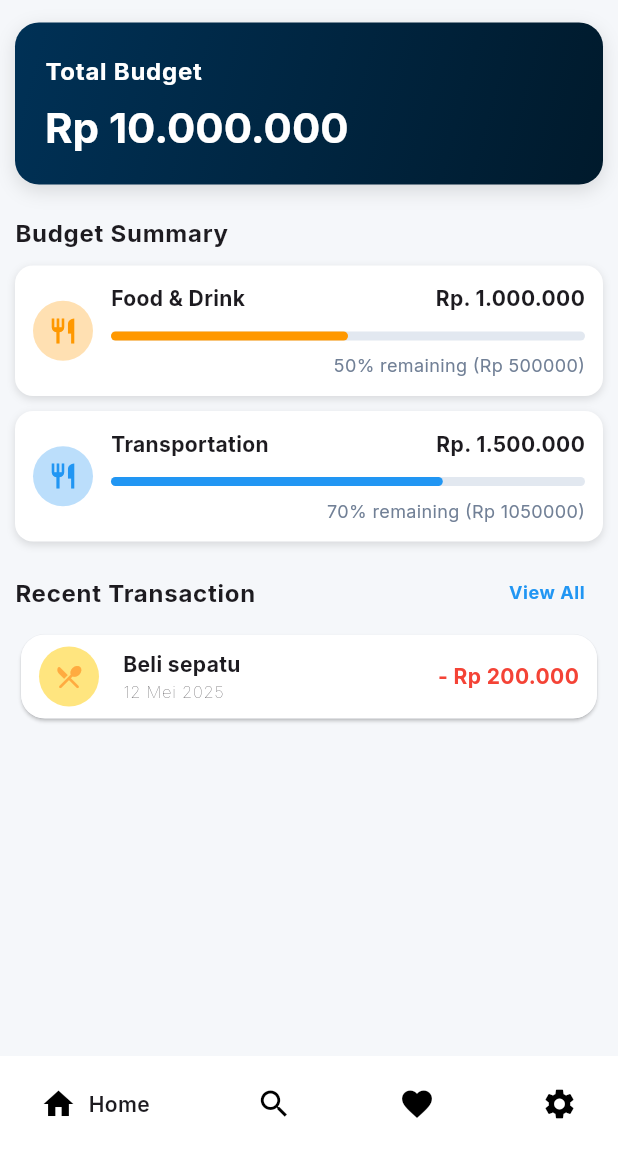
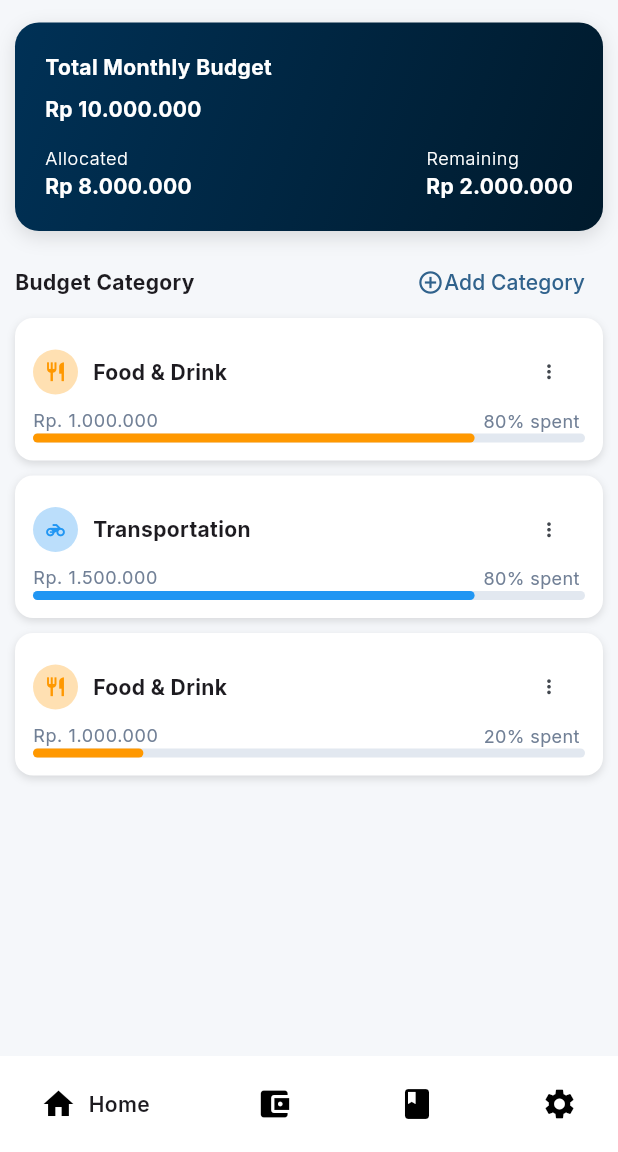
Before and after one commit to RezaPratika/fintrack, a Flutter app: the screen it shows after launch, on a phone screen of 412 x 824 dp, the part 84-1236 px from its top. Run offline on Flutter 3.47's test engine with Material 3 defaults, Android fonts, the phone set to English and light mode, and no system bars; drawn by our look-alikes of google_nav_bar; our stand-ins replace google_fonts, percent_indicator; network calls fail.

Commit message:
adding budget page

```diff
--- /dev/null
+++ b/lib/features/screens/budget/budget.dart
@@ -0,0 +1,162 @@
+import 'package:flutter/material.dart';
+import 'package:money_management/features/widgets/budgetCard.dart';
+
+class BudgetPage extends StatelessWidget {
+  const BudgetPage({super.key});
+
+  @override
+  Widget build(BuildContext context) {
+    return SingleChildScrollView(
+      child: Container(
+        margin: const EdgeInsets.only(top: 15, left: 10, right: 10),
+        child: Column(
+          children: [
+            // Budget
+            Container(
+              width: double.infinity,
+              padding: const EdgeInsets.all(20),
+              decoration: BoxDecoration(
+                borderRadius: BorderRadius.circular(16),
+                gradient: const LinearGradient(
+                  begin: Alignment.topLeft,
+                  end: Alignment.bottomRight,
+                  colors: [Color(0xFF003156), Color(0xFF001A2C)],
+                ),
+                boxShadow: const [
+                  BoxShadow(
+                    color: Colors.black12,
+                    blurRadius: 10,
+                    offset: Offset(0, 4),
+                  ),
+                ],
+              ),
+              child: Column(
+                crossAxisAlignment: CrossAxisAlignment.start,
+                children: [
+                  Column(
+                    crossAxisAlignment: CrossAxisAlignment.start,
+                    children: [
+                      Text(
+                        'Total Monthly Budget',
+                        style: TextTheme.of(context).bodyMedium?.copyWith(
+                          color: Colors.white,
+                          fontWeight: FontWeight.bold,
+                        ),
+                      ),
+                      const SizedBox(height: 8),
+                      Text(
+                        'Rp 10.000.000',
+                        style: TextTheme.of(context).bodyMedium?.copyWith(
+                          color: Colors.white,
+                          fontWeight: FontWeight.bold,
+                        ),
+                      ),
+                    ],
+                  ),
+                  SizedBox(height: 15),
+                  Row(
+                    mainAxisAlignment: MainAxisAlignment.spaceBetween,
+                    children: [
+                      Column(
+                        crossAxisAlignment: CrossAxisAlignment.start,
+                        children: [
+                          Text(
+                            'Allocated',
+                            style: TextTheme.of(context).bodySmall?.copyWith(
+                              fontWeight: FontWeight.w300,
+                              color: Colors.white,
+                            ),
+                          ),
+                          Text(
+                            'Rp 8.000.000',
+                            style: TextTheme.of(context).bodyMedium?.copyWith(
+                              fontWeight: FontWeight.w700,
+                              color: Colors.white,
+                            ),
+                          ),
+                        ],
+                      ),
+                      Column(
+                        crossAxisAlignment: CrossAxisAlignment.start,
+                        children: [
+                          Text(
+                            'Remaining',
+                            style: TextTheme.of(context).bodySmall?.copyWith(
+                              fontWeight: FontWeight.w300,
+                              color: Colors.white,
+                            ),
+                          ),
+                          Text(
+                            'Rp 2.000.000',
+                            style: TextTheme.of(context).bodyMedium?.copyWith(
+                              fontWeight: FontWeight.w700,
+                              color: Colors.white,
+                            ),
+                          ),
+                        ],
+                      ),
+                    ],
+                  ),
+                ],
+              ),
+            ),
+            //Budget Category
+            SizedBox(height: 10),
+            Column(
+              children: [
+                Row(
+                  mainAxisAlignment: MainAxisAlignment.spaceBetween,
+                  children: [
+                    Text(
+                      'Budget Category',
+                      style: TextTheme.of(
+                        context,
+                      ).bodyMedium?.copyWith(fontWeight: FontWeight.bold),
+                    ),
+                    TextButton(
+                      onPressed: () {},
+                      child: Row(
+                        mainAxisAlignment: MainAxisAlignment.end,
+                        children: [
+                          Icon(Icons.add_circle_outline),
+                          Text('Add Category'),
+                        ],
+                      ),
+                    ),
+                  ],
+                ),
+                Budgetcard(
+                  name: 'Food & Drink',
+                  amount: 'Rp. 1.000.000',
+                  color: Colors.orange,
+                  progress: 0.8,
+                  icon: Icons.restaurant,
+                  spent: '12',
+                ),
+                SizedBox(height: 10),
+                Budgetcard(
+                  name: 'Transportation',
+                  amount: 'Rp. 1.500.000',
+                  color: Colors.blue,
+                  progress: 0.8,
+                  icon: Icons.motorcycle,
+                  spent: '12',
+                ),
+                SizedBox(height: 10),
+                Budgetcard(
+                  name: 'Food & Drink',
+                  amount: 'Rp. 1.000.000',
+                  color: Colors.orange,
+                  progress: 0.2,
+                  icon: Icons.restaurant,
+                  spent: '12',
+                ),
+                SizedBox(height: 10),
+              ],
+            ),
+          ],
+        ),
+      ),
+    );
+  }
+}
--- a/lib/features/screens/home/home.dart
+++ b/lib/features/screens/home/home.dart
@@ -63,7 +63,7 @@ class Home extends StatelessWidget {
                     "Budget Summary",
                     style: TextTheme.of(
                       context,
-                    ).bodyLarge?.copyWith(fontWeight: FontWeight.bold),
+                    ).bodyMedium?.copyWith(fontWeight: FontWeight.bold),
                   ),
                   SizedBox(height: 10),
                   CategoryCard(
--- /dev/null
+++ b/lib/features/widgets/budgetCard.dart
@@ -0,0 +1,103 @@
+import 'package:flutter/material.dart';
+
+class Budgetcard extends StatefulWidget {
+  final String name;
+  final String amount;
+  final double progress;
+  final String spent;
+  final MaterialColor color;
+  final IconData icon;
+  const Budgetcard({
+    super.key,
+    required this.name,
+    required this.amount,
+    required this.progress,
+    required this.spent,
+    required this.color,
+    required this.icon,
+  });
+
+  @override
+  State<Budgetcard> createState() => _BudgetcardState();
+}
+
+class _BudgetcardState extends State<Budgetcard> {
+  @override
+  Widget build(BuildContext context) {
+    var indicatorWidth = MediaQuery.of(context).size.width - 125;
+    return Container(
+      padding: const EdgeInsets.all(12),
+      decoration: BoxDecoration(
+        color: Colors.white,
+        borderRadius: BorderRadius.circular(12),
+        boxShadow: const [
+          BoxShadow(color: Colors.black12, blurRadius: 4, offset: Offset(0, 2)),
+        ],
+      ),
+
+      child: Column(
+        children: [
+          Row(
+            mainAxisAlignment: MainAxisAlignment.spaceBetween,
+            children: [
+              Row(
+                children: [
+                  Container(
+                    width: 30,
+                    height: 30,
+                    decoration: BoxDecoration(
+                      color: widget.color[100],
+                      shape: BoxShape.circle,
+                    ),
+                    child: Icon(widget.icon, size: 15, color: widget.color),
+                  ),
+                  SizedBox(width: 10),
+                  Text(
+                    widget.name,
+                    style: Theme.of(context).textTheme.bodyMedium?.copyWith(
+                      fontWeight: FontWeight.bold,
+                    ),
+                  ),
+                ],
+              ),
+              IconButton(
+                onPressed: () {},
+                icon: Icon(Icons.more_vert),
+                iconSize: 15,
+              ),
+            ],
+          ),
+          Row(
+            mainAxisAlignment: MainAxisAlignment.spaceBetween,
+            children: [
+              Text(
+                widget.amount,
+                style: TextTheme.of(
+                  context,
+                ).bodySmall?.copyWith(fontSize: 12, color: Color(0xFF718096)),
+              ),
+              Align(
+                alignment: Alignment.centerRight,
+                child: Text(
+                  '${(widget.progress * 100).toInt()}% spent ',
+                  style: const TextStyle(
+                    fontSize: 12,
+                    color: Color(0xFF718096),
+                  ),
+                ),
+              ),
+            ],
+          ),
+
+          LinearProgressIndicator(
+            value: widget.progress,
+            backgroundColor: const Color(0xFFE2E8F0),
+            valueColor: AlwaysStoppedAnimation<Color>(widget.color),
+            minHeight: 6,
+            borderRadius: BorderRadius.circular(3),
+          ),
+        ],
+      ),
+    );
+  }
+}
--- a/lib/utils/bottomNavbar.dart
+++ b/lib/utils/bottomNavbar.dart
@@ -1,4 +1,5 @@
 import 'package:flutter/material.dart';
+import 'package:money_management/features/screens/budget/budget.dart';
 import 'package:money_management/features/screens/home/home.dart';
 import 'package:google_nav_bar/google_nav_bar.dart';
 
@@ -12,7 +13,7 @@ class BottomNavBar extends StatefulWidget {
 class _BottomnavbarState extends State<BottomNavBar> {
   int _selectedIndex = 0;
 
-  final List<Widget> _pages = const [Home()];
+  final List<Widget> _pages = const [BudgetPage(), Home()];
   @override
   Widget build(BuildContext context) {
     return Scaffold(
@@ -41,8 +42,8 @@ class _BottomnavbarState extends State<BottomNavBar> {
           padding: const EdgeInsets.all(12),
           tabs: const [
             GButton(icon: Icons.home, text: 'Home'),
-            GButton(icon: Icons.search, text: 'Search'),
-            GButton(icon: Icons.favorite, text: 'Favorites'),
+            GButton(icon: Icons.account_balance_wallet, text: 'Budget'),
+            GButton(icon: Icons.book, text: 'History'),
             GButton(icon: Icons.settings, text: 'Settings'),
           ],
         ),
```
